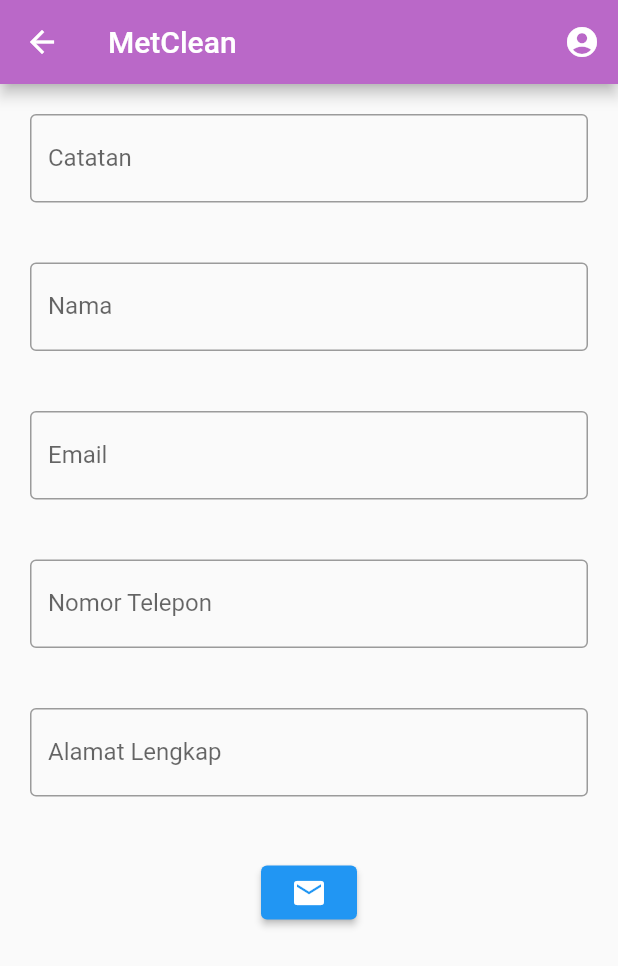
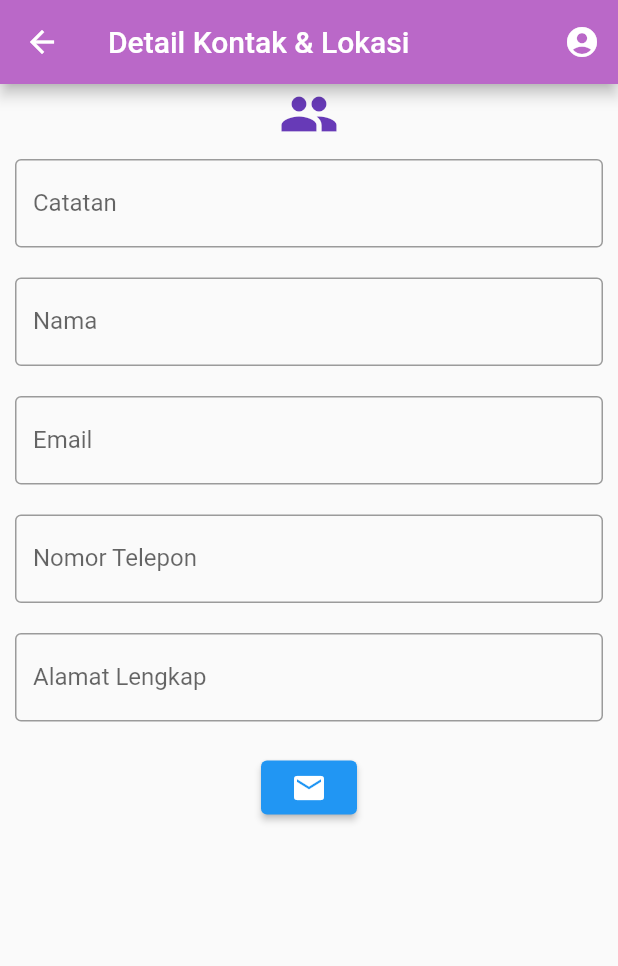
Before and after one commit to Deaar244/home-service, a Flutter app: the HalamanEmpat screen opened directly, on a phone screen of 412 x 824 dp. Shown: the top 966 px of the screen. Run offline on Flutter 3.47's test engine with Material 2 defaults, Android fonts, the phone set to English and light mode, and no system bars; network calls fail.

```diff
--- a/lib/pages/halaman_empat.dart
+++ b/lib/pages/halaman_empat.dart
@@ -9,7 +9,7 @@ class HalamanEmpat extends StatelessWidget {
   Widget build(BuildContext context) {
     return Scaffold(
         appBar: AppBar(
-          title: const Text("MetClean"),
+          title: const Text("Detail Kontak & Lokasi"),
           backgroundColor: Colors.purple[300],
           actions: <Widget>[
             IconButton(icon: Icon(Icons.account_circle), onPressed: () {}),
@@ -29,7 +29,7 @@ class HalamanEmpat extends StatelessWidget {
         //             Expanded(child: new Text("Catatan", style: TextStyle(color: Colors.black12),)),
         //             TextField(
         //               controller: catatan,
-        //               decoration: InputDecoration(
+        //               decorati on: InputDecoration(
         //               border: OutlineInputBorder(),
         //               labelText: 'Catatan',
         //             ),
@@ -40,9 +40,9 @@ class HalamanEmpat extends StatelessWidget {
         //   ),
         // ),
         // ),
-
+            Icon(Icons.people, color: Colors.deepPurple, size: 40,),
             Container(
-              margin: EdgeInsets.all(20),
+              margin: EdgeInsets.all(10),
               child: TextField(
                   controller: catatan,
                   decoration: InputDecoration(
@@ -52,7 +52,7 @@ class HalamanEmpat extends StatelessWidget {
                   onChanged: (text) {}),
             ),
             Container(
-              margin: EdgeInsets.all(20),
+              margin: EdgeInsets.all(10),
               child: TextField(
                   controller: nama,
                   decoration: InputDecoration(
@@ -62,7 +62,7 @@ class HalamanEmpat extends StatelessWidget {
                   onChanged: (text) {  }),
             ),
             Container(
-              margin: EdgeInsets.all(20),
+              margin: EdgeInsets.all(10),
               child: TextField(
                   controller: email,
                   decoration: InputDecoration(
@@ -73,7 +73,7 @@ class HalamanEmpat extends StatelessWidget {
             ),
 
             Container(
-              margin: EdgeInsets.all(20),
+              margin: EdgeInsets.all(10),
               child: TextField(
                   controller: telepon,
                   decoration: InputDecoration(
@@ -83,7 +83,7 @@ class HalamanEmpat extends StatelessWidget {
                   onChanged: (text) {  }),
             ),
             Container(
-              margin: EdgeInsets.all(20),
+              margin: EdgeInsets.all(10),
               child: TextField(
                   controller: alamat,
                   decoration: InputDecoration(
@@ -93,7 +93,7 @@ class HalamanEmpat extends StatelessWidget {
                   onChanged: (text) {  }),
             ),
             Container(
-            margin: EdgeInsets.all(20),
+            margin: EdgeInsets.all(10),
             child: ElevatedButton(
                 child: Icon(Icons.mail),
                 // backgroundColor: Colors.purple[300],
```
